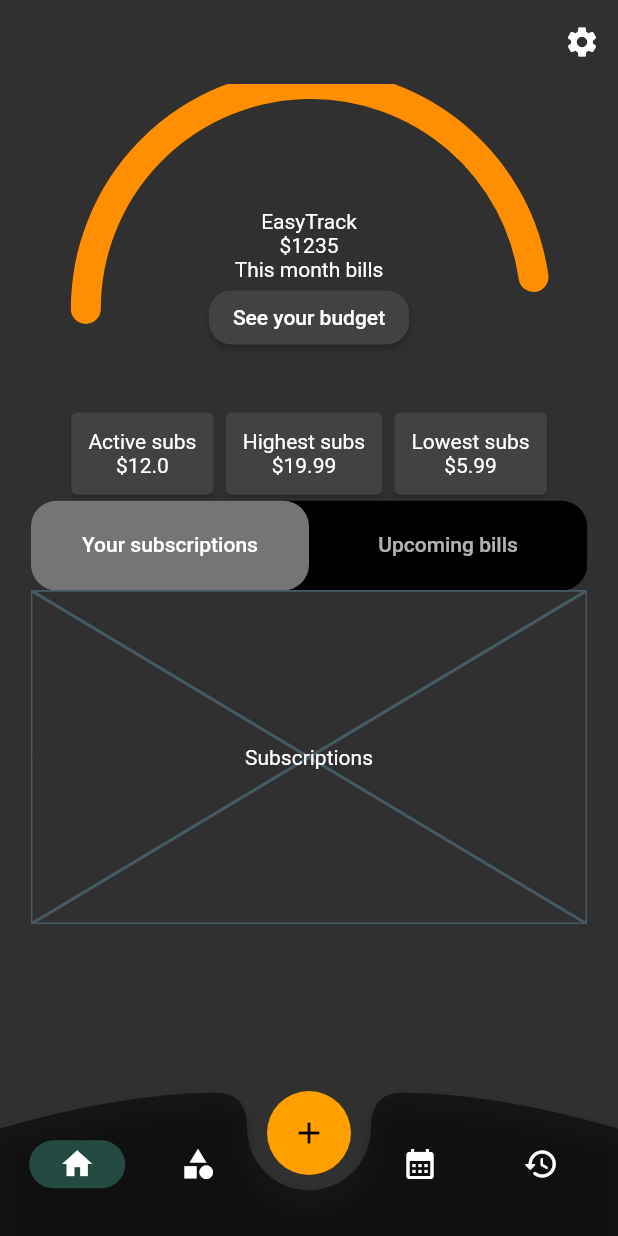
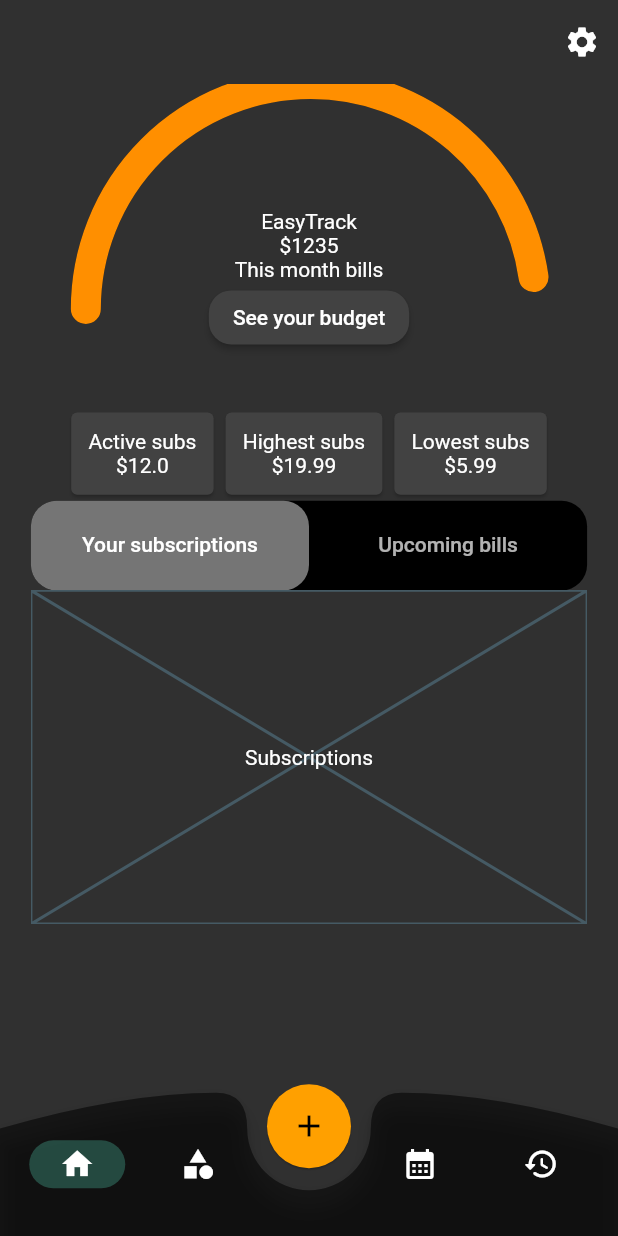
Before and after one commit to NjordJ/EasyTrack, a Flutter app: the screen it shows after launch, after a tap on the "add" icon, on a phone screen of 412 x 824 dp. Run offline on Flutter 3.47's test engine with Material 2 defaults, Android fonts, the phone set to English and light mode, and no system bars; our stand-ins replace auto_route, equatable, flutter_screenutil, hive, hive_flutter; accounts and stored records are empty.

Commit message:
move fab to nav bar class

```diff
--- a/lib/core/main_page.dart
+++ b/lib/core/main_page.dart
@@ -2,6 +2,7 @@ import 'package:auto_route/auto_route.dart';
 import 'package:easy_track/core/routes/router.gr.dart';
 import 'package:easy_track/core/widgets/app_bar.dart';
 import 'package:easy_track/core/widgets/bottom_navigation_bar.dart';
+import 'package:easy_track/feature/subscriptions_and_bills/home/view/widgets/subscription_and_bill.dart';
 import 'package:flutter/material.dart';
 import 'package:flutter_screenutil/flutter_screenutil.dart';
 
@@ -11,24 +12,6 @@ class MainPage extends StatelessWidget {
   @override
   Widget build(BuildContext context) {
     return AutoTabsScaffold(
-      floatingActionButton: Padding(
-        padding: EdgeInsets.only(
-          top: 45.h,
-        ),
-        child: FloatingActionButton(
-          backgroundColor: Colors.amber.shade700,
-          elevation: 0.1,
-          child: const Icon(Icons.add),
-          onPressed: () {
-            // ScaffoldMessenger.of(context).showSnackBar(
-            //   const SnackBar(
-            //     content: Text('FAB pressed'),
-            //   ),
-            // );
-            print('FAB pressed');
-          },
-        ),
-      ),
       floatingActionButtonLocation: FloatingActionButtonLocation.centerDocked,
       appBarBuilder: (_, tabsRouter) => CustomAppBar(
         title: tabsRouter.activeIndex == 0
@@ -52,8 +35,26 @@ class MainPage extends StatelessWidget {
         CalendarRouter(),
         HistoryRouter(),
       ],
-      bottomNavigationBuilder: (_, tabsRouter) =>
-          CustomBottomNavigatiorBar(router: tabsRouter),
+      bottomNavigationBuilder: (_, tabsRouter) => CustomBottomNavigatiorBar(
+        router: tabsRouter,
+      ),
     );
   }
 }
+
+class _FloatingActionButtonForNavBar extends StatelessWidget {
+  const _FloatingActionButtonForNavBar({
+    Key? key,
+  }) : super(key: key);
+
+  @override
+  Widget build(BuildContext context) {
+    return IconButton(
+      color: Colors.amber.shade700,
+      icon: const Icon(Icons.add),
+      onPressed: () {
+        print('FAB click');
+      },
+    );
+  }
+}
--- a/lib/core/widgets/bottom_navigation_bar.dart
+++ b/lib/core/widgets/bottom_navigation_bar.dart
@@ -4,8 +4,10 @@ import 'package:flutter_screenutil/flutter_screenutil.dart';
 
 class CustomBottomNavigatiorBar extends StatelessWidget {
   final TabsRouter router;
-  const CustomBottomNavigatiorBar({Key? key, required this.router})
-      : super(key: key);
+  const CustomBottomNavigatiorBar({
+    Key? key,
+    required this.router,
+  }) : super(key: key);
 
   @override
   Widget build(BuildContext context) {
@@ -14,11 +16,41 @@ class CustomBottomNavigatiorBar extends StatelessWidget {
       height: 80.h,
       child: Stack(
         children: [
-          CustomPaint(
+          IgnorePointer(
+            child: CustomPaint(
               size: Size(1.sw, 80.h),
               painter: BottomNavBarPainter(),
             ),
-          SizedBox(
+          ),
+          _NavBar(router: router),
+          Center(
+            heightFactor: 0.8,
+            child: FloatingActionButton(
+              elevation: 0.5,
+              backgroundColor: Colors.amber.shade700,
+              child: const Icon(Icons.add),
+              onPressed: () {
+                print('FAB click');
+              },
+            ),
+          ),
+        ],
+      ),
+    );
+  }
+}
+
+class _NavBar extends StatelessWidget {
+  const _NavBar({
+    Key? key,
+    required this.router,
+  }) : super(key: key);
+
+  final TabsRouter router;
+
+  @override
+  Widget build(BuildContext context) {
+    return SizedBox(
       width: 1.sw,
       height: 90.h,
       child: NavigationBar(
@@ -64,9 +96,6 @@ class CustomBottomNavigatiorBar extends StatelessWidget {
           ),
         ],
       ),
-          ),
-        ],
-      ),
     );
   }
 }
--- a/lib/feature/subscriptions_and_bills/home/view/widgets/subscription_and_bill.dart
+++ b/lib/feature/subscriptions_and_bills/home/view/widgets/subscription_and_bill.dart
@@ -1,5 +1,8 @@
 import 'package:flutter/material.dart';
 import 'package:flutter_screenutil/flutter_screenutil.dart';
+
+late TabController _tabController;
+int selectedIndex = 0;
 
 class SubscriptionAndBills extends StatelessWidget {
   const SubscriptionAndBills({Key? key}) : super(key: key);
@@ -16,9 +19,6 @@ class SubscriptionAndBills extends StatelessWidget {
     );
   }
 }
-
-late TabController _tabController;
-int selectedIndex = 0;
 
 class _TabNavigation extends StatefulWidget {
   const _TabNavigation({Key? key}) : super(key: key);
```
Lines whose indentation alone changed are shown as unchanged.
